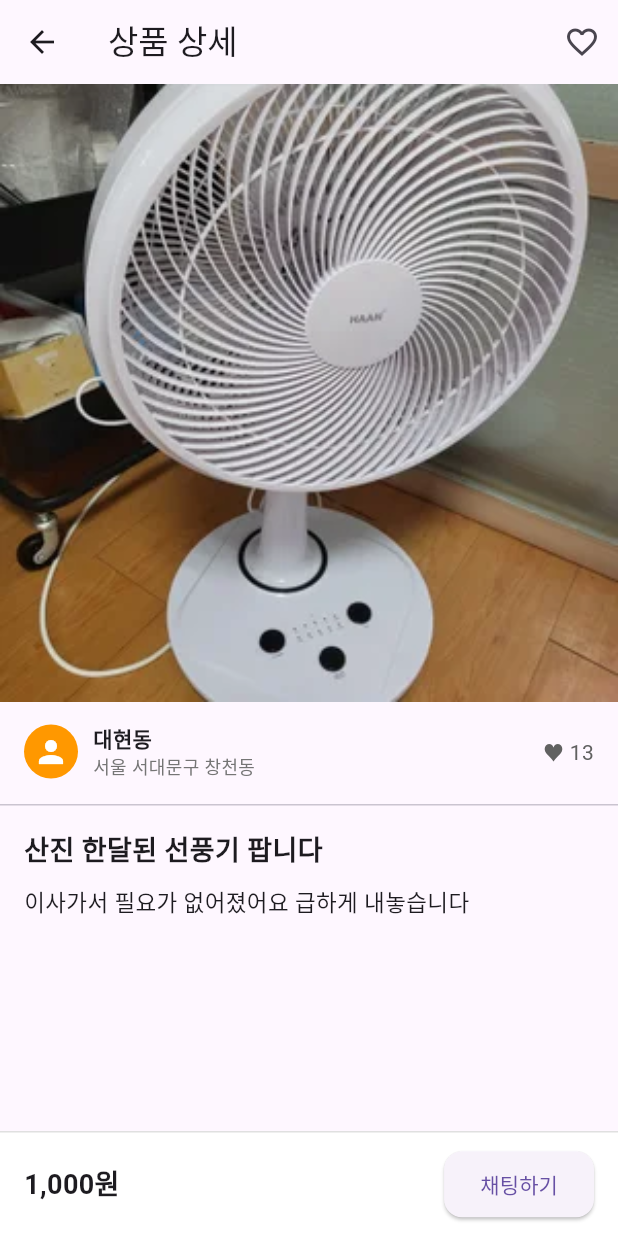
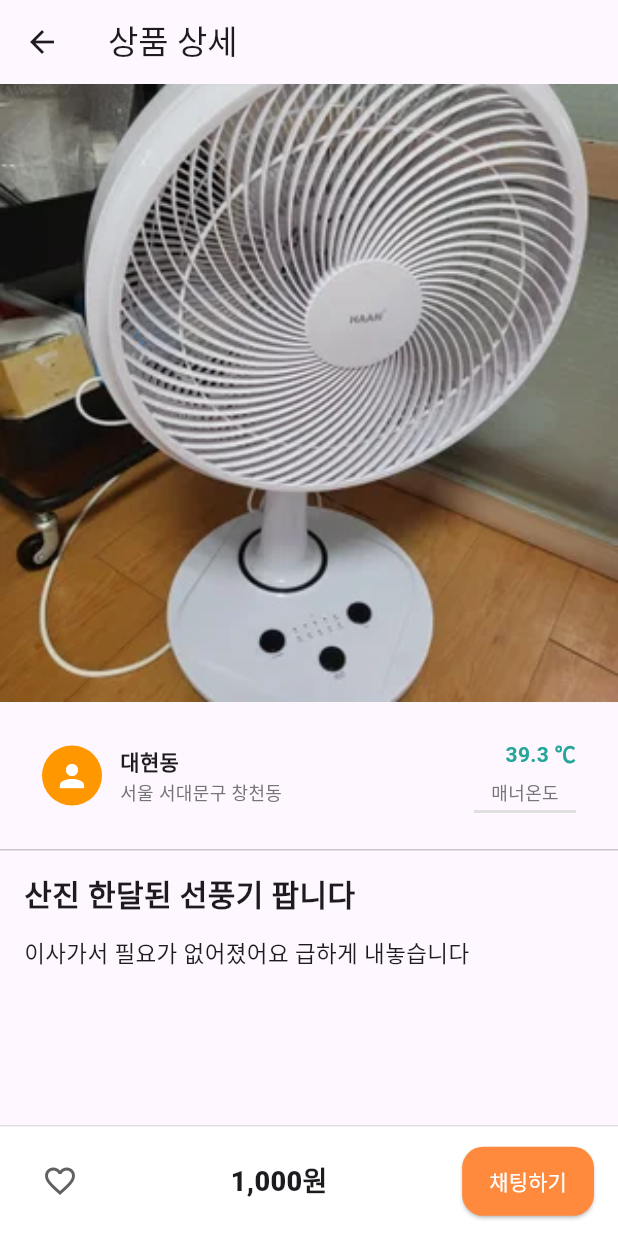
Before and after one commit to hippieperm/flutter-apple-market, a Flutter app: the screen it shows after launch, after a tap on "산진 한달된 선풍기 팝니다", on a phone screen of 412 x 824 dp. Run offline on Flutter 3.47's test engine with Material 3 defaults, Android fonts, the phone set to English and light mode, and no system bars; our stand-ins replace csv.

Commit message:
상품 상세 페이지의 UI 개선: 상단 아이콘 제거, 판매자 카드 디자인 수정, 제목 및 내용 스타일 조정, 하단 내비게이션 바 레이아웃 변경 및 하트 토글 기능 추가.

```diff
--- a/lib/views/product_detail_page.dart
+++ b/lib/views/product_detail_page.dart
@@ -16,7 +16,6 @@ class ProductDetailPage extends StatelessWidget {
       builder: (context, vm, _) {
         final Product? p = vm.getById(productId);
         if (p == null) {
-          // 삭제 후 돌아왔을 때 등
           return Scaffold(
             appBar: AppBar(
                 leading: BackButton(onPressed: () => Navigator.pop(context))),
@@ -24,6 +23,7 @@ class ProductDetailPage extends StatelessWidget {
           );
         }
 
+        // 화면
         return Scaffold(
           appBar: AppBar(
             leading: IconButton(
@@ -31,22 +31,16 @@ class ProductDetailPage extends StatelessWidget {
               onPressed: () => Navigator.pop(context),
             ),
             title: const Text('상품 상세'),
-            actions: [
-              IconButton(
-                onPressed: () => vm.toggleLike(p.id),
-                icon: Icon(
-                  p.liked ? Icons.favorite : Icons.favorite_border,
-                  color: p.liked ? Colors.red : null,
+            // 상단 우측 아이콘은 사용하지 않음(하단 하트 사용)
+            actions: const [],
           ),
-                tooltip: '좋아요',
-              ),
-            ],
-          ),
+
           body: SingleChildScrollView(
             padding: const EdgeInsets.only(bottom: 90),
             child: Column(
               crossAxisAlignment: CrossAxisAlignment.start,
               children: [
+                // 1) 상단 큰 이미지
                 AspectRatio(
                   aspectRatio: 1,
                   child: Image.asset(
@@ -54,17 +48,27 @@ class ProductDetailPage extends StatelessWidget {
                     fit: BoxFit.cover,
                   ),
                 ),
-                const SizedBox(height: 14),
+
+                const SizedBox(height: 12),
+
+                // 2) 판매자 카드(좌: 프로필/닉네임/주소, 우: 매너온도)
                 Padding(
                   padding: const EdgeInsets.symmetric(horizontal: 16),
+                  child: Container(
+                    decoration: BoxDecoration(
+                      borderRadius: BorderRadius.circular(10),
+                    ),
+                    padding: const EdgeInsets.symmetric(
+                        horizontal: 12, vertical: 12),
                     child: Row(
+                      crossAxisAlignment: CrossAxisAlignment.center,
                       children: [
                         const CircleAvatar(
-                        radius: 18,
+                          radius: 20,
                           backgroundColor: Colors.orange,
                           child: Icon(Icons.person, color: Colors.white),
                         ),
-                      const SizedBox(width: 10),
+                        const SizedBox(width: 12),
                         Expanded(
                           child: Column(
                             crossAxisAlignment: CrossAxisAlignment.start,
@@ -72,58 +76,116 @@ class ProductDetailPage extends StatelessWidget {
                               Text(p.seller,
                                   style: const TextStyle(
                                       fontWeight: FontWeight.w600)),
-                            Text(p.address,
+                              const SizedBox(height: 2),
+                              Text(
+                                p.address,
                                 style: TextStyle(
-                                    color: Colors.grey.shade600, fontSize: 12)),
+                                    color: Colors.grey.shade600, fontSize: 12),
+                              ),
                             ],
                           ),
                         ),
-                      Text('♥ ${p.likes}',
-                          style: TextStyle(color: Colors.grey.shade700)),
+                        // 우측 매너온도
+                        Column(
+                          crossAxisAlignment: CrossAxisAlignment.end,
+                          children: [
+                            Text(
+                              '39.3 ℃',
+                              style: TextStyle(
+                                color: Colors.teal.shade400,
+                                fontWeight: FontWeight.w700,
+                              ),
+                            ),
+                            const SizedBox(height: 6),
+                            Column(
+                              children: [
+                                Text('매너온도',
+                                    style: TextStyle(
+                                      color: Colors.grey.shade600,
+                                      fontSize: 12,
+                                    )),
+                                const SizedBox(height: 4),
+                                Container(
+                                  height: 2,
+                                  width: 68,
+                                  color: Colors.grey.shade300,
+                                ),
+                              ],
+                            ),
+                          ],
+                        ),
                       ],
                     ),
                   ),
-                const SizedBox(height: 16),
+                ),
+
+                const SizedBox(height: 12),
                 const Divider(height: 1),
+
+                // 3) 제목/내용
                 Padding(
                   padding:
-                      const EdgeInsets.symmetric(horizontal: 16, vertical: 16),
+                      const EdgeInsets.symmetric(horizontal: 16, vertical: 14),
                   child: Column(
                     crossAxisAlignment: CrossAxisAlignment.start,
                     children: [
-                      Text(p.title,
+                      Text(
+                        p.title,
                         style: const TextStyle(
-                              fontSize: 18, fontWeight: FontWeight.bold)),
-                      const SizedBox(height: 10),
-                      Text(p.description,
-                          style: const TextStyle(fontSize: 15, height: 1.4)),
+                            fontSize: 20, fontWeight: FontWeight.w800),
+                      ),
+                      const SizedBox(height: 12),
+                      Text(
+                        p.description, // '\n' 문구 제거했다면 그대로 사용
+                        style: const TextStyle(fontSize: 15, height: 1.5),
+                      ),
                     ],
                   ),
                 ),
               ],
             ),
           ),
-          bottomNavigationBar: SafeArea(
-            child: Container(
+
+          // 4) 하단 고정 바 (좌 하트 / 가운데 가격 / 우 채팅 버튼)
+          bottomNavigationBar: Container(
+            height: 74,
             padding: const EdgeInsets.symmetric(horizontal: 16),
-              height: 70,
             decoration: BoxDecoration(
               color: Colors.white,
               border: Border(top: BorderSide(color: Colors.grey.shade300)),
             ),
             child: Row(
               children: [
-                  Text(_price(p.price),
+                // 하트 토글
+                IconButton(
+                  onPressed: () => vm.toggleLike(p.id),
+                  icon: Icon(
+                    p.liked ? Icons.favorite : Icons.favorite_border,
+                    color: p.liked ? Colors.red : Colors.grey.shade700,
+                  ),
+                ),
+                // 가운데 가격 (가운데 정렬 느낌 나도록 Expanded 사용)
+                Expanded(
+                  child: Center(
+                    child: Text(
+                      _price(p.price),
                       style: const TextStyle(
-                          fontSize: 18, fontWeight: FontWeight.bold)),
-                  const Spacer(),
+                          fontSize: 18, fontWeight: FontWeight.w800),
+                    ),
+                  ),
+                ),
+                // 채팅 버튼
                 SizedBox(
-                    height: 44,
+                  height: 46,
                   child: ElevatedButton(
                     onPressed: () {},
                     style: ElevatedButton.styleFrom(
+                      backgroundColor: const Color(0xFFFF8A3D),
+                      foregroundColor: Colors.white,
+                      padding: const EdgeInsets.symmetric(horizontal: 18),
                       shape: RoundedRectangleBorder(
-                            borderRadius: BorderRadius.circular(12)),
+                        borderRadius: BorderRadius.circular(14),
+                      ),
                     ),
                     child: const Text('채팅하기'),
                   ),
@@ -131,7 +193,6 @@ class ProductDetailPage extends StatelessWidget {
               ],
             ),
           ),
-          ),
         );
       },
     );
```
Lines whose indentation alone changed are shown as unchanged.
